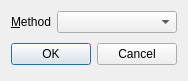
Old version of the form source/optionsdialog.ui in the repository martin-kudlicka/compact-ntfs.
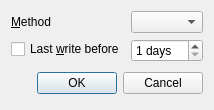
New version of the form.

Commit message: + last write before option

```diff
--- a/source/optionsdialog.ui
+++ b/source/optionsdialog.ui
@@ -6,8 +6,8 @@
    <rect>
     <x>0</x>
     <y>0</y>
-    <width>182</width>
-    <height>79</height>
+    <width>200</width>
+    <height>105</height>
    </rect>
   </property>
   <property name="windowTitle">
@@ -29,6 +29,23 @@
      <item row="0" column="1">
       <widget class="QComboBox" name="method"/>
      </item>
+     <item row="1" column="0">
+      <widget class="QCheckBox" name="lastWriteOffsetCheck">
+       <property name="text">
+        <string>Last &amp;write before</string>
+       </property>
+      </widget>
+     </item>
+     <item row="1" column="1">
+      <widget class="QSpinBox" name="lastWriteOffsetDays">
+       <property name="suffix">
+        <string> days</string>
+       </property>
+       <property name="minimum">
+        <number>1</number>
+       </property>
+      </widget>
+     </item>
     </layout>
    </item>
    <item>
```
Left out of the diff: 12 changed lines with no effect on the pictures. The commit also changes 4 other files.
